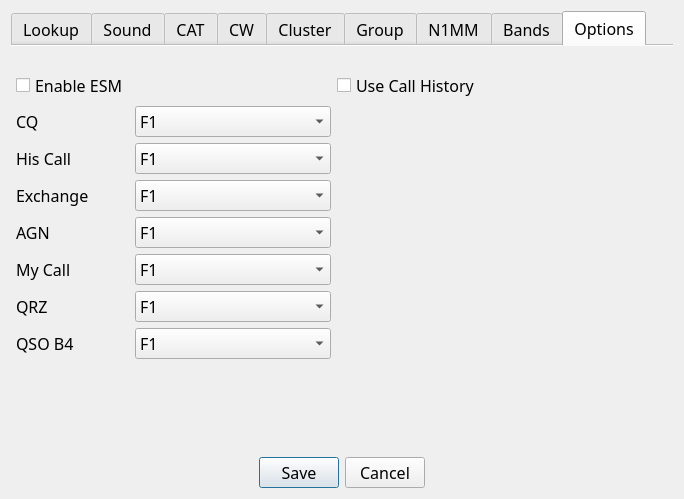
Qt form not1mm/data/configuration.ui (mbridak/not1mm) before a commit.
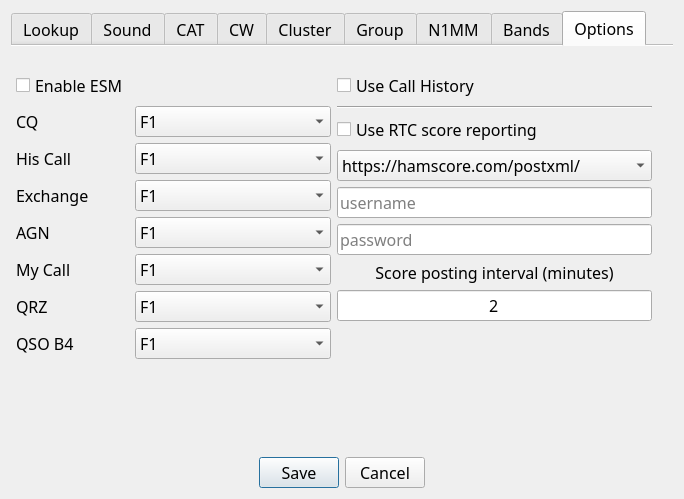
The same form after that commit. The open tabs and pages were chosen to show the change.

Commit message: @mbridak Add rtc settings to dialog.

```diff
--- a/not1mm/data/configuration.ui
+++ b/not1mm/data/configuration.ui
@@ -2173,6 +2173,76 @@
             </property>
            </widget>
           </item>
+          <item>
+           <widget class="Line" name="line">
+            <property name="orientation">
+             <enum>Qt::Horizontal</enum>
+            </property>
+           </widget>
+          </item>
+          <item>
+           <widget class="QCheckBox" name="send_rtc_scores">
+            <property name="text">
+             <string>Use RTC score reporting</string>
+            </property>
+           </widget>
+          </item>
+          <item>
+           <widget class="QComboBox" name="rtc_url">
+            <item>
+             <property name="text">
+              <string>https://hamscore.com/postxml/</string>
+             </property>
+            </item>
+            <item>
+             <property name="text">
+              <string>https://contestonlinescore.com/post/</string>
+             </property>
+            </item>
+            <item>
+             <property name="text">
+              <string>http://contest.run</string>
+             </property>
+            </item>
+           </widget>
+          </item>
+          <item>
+           <widget class="QLineEdit" name="rtc_user">
+            <property name="placeholderText">
+             <string>username</string>
+            </property>
+           </widget>
+          </item>
+          <item>
+           <widget class="QLineEdit" name="rtc_pass">
+            <property name="echoMode">
+             <enum>QLineEdit::EchoMode::Password</enum>
+            </property>
+            <property name="placeholderText">
+             <string>password</string>
+            </property>
+           </widget>
+          </item>
+          <item>
+           <widget class="QLabel" name="label_28">
+            <property name="text">
+             <string>Score posting interval (minutes)</string>
+            </property>
+            <property name="alignment">
+             <set>Qt::AlignCenter</set>
+            </property>
+           </widget>
+          </item>
+          <item>
+           <widget class="QLineEdit" name="rtc_interval">
+            <property name="text">
+             <string>2</string>
+            </property>
+            <property name="alignment">
+             <set>Qt::AlignCenter</set>
+            </property>
+           </widget>
+          </item>
           <item>
            <spacer name="verticalSpacer_8">
             <property name="orientation">
```
The commit also changes 1 other file.
